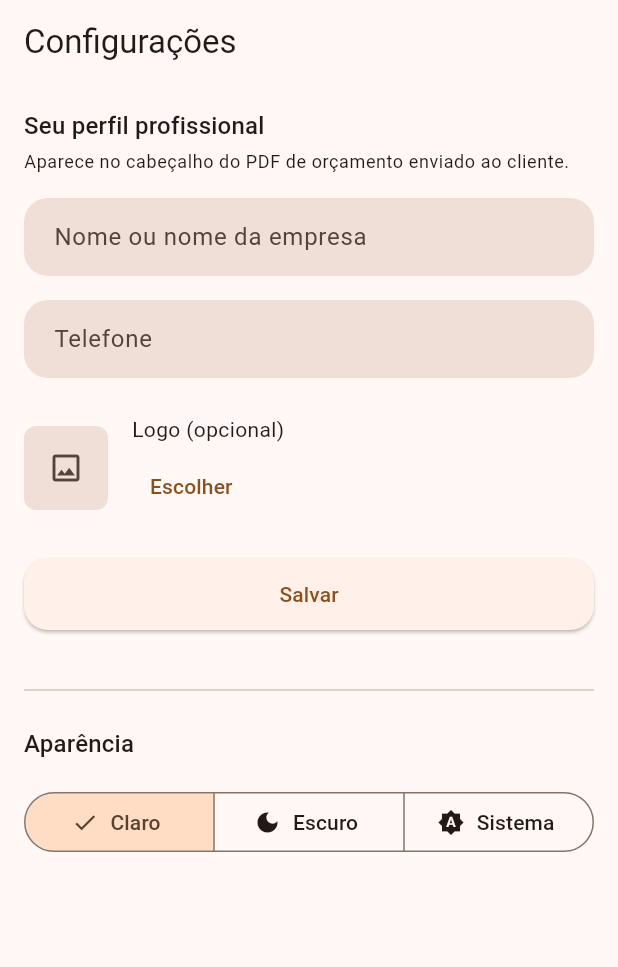
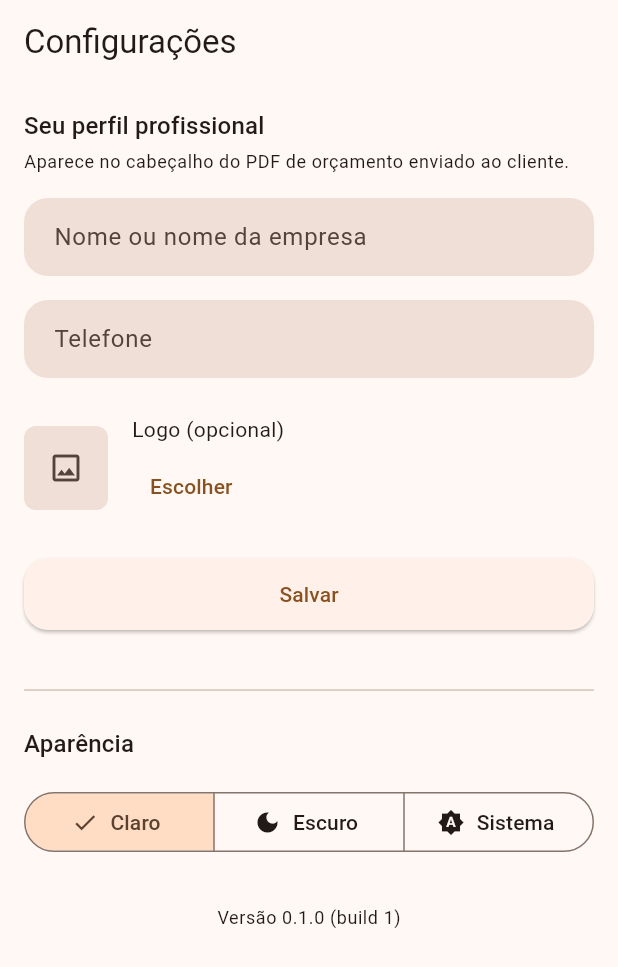
Before and after one commit to ractechdev-cell/obrion-orcamentos, a Flutter app: the SettingsScreen screen opened by its route, after a tap on "Claro", on a phone screen of 412 x 824 dp. Shown: the top 967 px of the screen. Run offline on Flutter 3.47's test engine with Material 3 defaults, Android fonts, the phone set to English and light mode, and no system bars; drawn by our look-alikes of upgrader; our stand-ins replace drift, drift_flutter, file_picker, firebase_analytics, firebase_core, firebase_crashlytics and 7 more; missing offline and left inert: shorebird_code_push; accounts and stored records are empty; generated files the repository leaves out were written again.

Commit message:
feat(settings): mostra versão do app e patch OTA atual
Linha no rodapé de Configurações: "Versão X.Y.Z (build N) · patch M".
Pensado pra confirmar visualmente se uma atualização realmente
chegou — reinstalação muda a versão, mas um patch OTA (Shorebird)
não muda a versão, só o número do patch, então sem isso não tinha
como saber se um `shorebird patch` aplicou de verdade.

package_info_plus pra versão/build; shorebird_code_push
(ShorebirdUpdater.readCurrentPatch()) pro patch. Falha silenciosa se
o updater não estiver disponível (build fora do shorebird release,
ex.: flutter run local) — mostra só a versão nesse caso.

Co-Authored-By: Claude Sonnet 5 <noreply@anthropic.com>

```diff
--- a/lib/screens/settings_screen.dart
+++ b/lib/screens/settings_screen.dart
@@ -3,8 +3,10 @@ import 'dart:io';
 import 'package:file_picker/file_picker.dart';
 import 'package:flutter/material.dart';
 import 'package:flutter_riverpod/flutter_riverpod.dart';
+import 'package:package_info_plus/package_info_plus.dart';
 import 'package:path/path.dart' as p;
 import 'package:path_provider/path_provider.dart';
+import 'package:shorebird_code_push/shorebird_code_push.dart';
 
 import '../providers/preferences_repository_provider.dart';
 import '../providers/profile_repository_provider.dart';
@@ -31,11 +33,34 @@ class _SettingsScreenState extends ConsumerState<SettingsScreen> {
   String? _logoPath;
   bool _loading = true;
   bool _saving = false;
+  String? _versionLabel;
 
   @override
   void initState() {
     super.initState();
     _loadProfile();
+    _loadVersionInfo();
+  }
+
+  /// Versão do build + número do patch OTA (Shorebird) atual, se houver —
+  /// pensado pra confirmar visualmente se um patch chegou de verdade
+  /// (a versão do app não muda com patch, só o número de patch muda).
+  Future<void> _loadVersionInfo() async {
+    final info = await PackageInfo.fromPlatform();
+    var label = 'Versão ${info.version} (build ${info.buildNumber})';
+
+    try {
+      final updater = ShorebirdUpdater();
+      if (updater.isAvailable) {
+        final patch = await updater.readCurrentPatch();
+        label += patch == null ? ' · sem patch' : ' · patch ${patch.number}';
+      }
+    } catch (_) {
+      // Sem engine do Shorebird disponível (ex.: build fora do release
+      // do Shorebird) — mostra só a versão, sem quebrar a tela.
+    }
+
+    if (mounted) setState(() => _versionLabel = label);
   }
 
   Future<void> _loadProfile() async {
@@ -160,6 +185,15 @@ class _SettingsScreenState extends ConsumerState<SettingsScreen> {
                   selected: {themeMode},
                   onSelectionChanged: (selection) => _setThemeMode(selection.first),
                 ),
+                if (_versionLabel != null) ...[
+                  const SizedBox(height: AppSpacing.xl),
+                  Center(
+                    child: Text(
+                      _versionLabel!,
+                      style: Theme.of(context).textTheme.bodySmall,
+                    ),
+                  ),
+                ],
               ],
             ),
     );
--- a/pubspec.yaml
+++ b/pubspec.yaml
@@ -51,6 +51,8 @@ dependencies:
   firebase_analytics: ^11.4.4
   file_picker: ^12.0.0
   in_app_review: ^2.0.9
+  package_info_plus: ^10.2.1
+  shorebird_code_push: ^2.0.5
   upgrader: ^13.7.0
 dev_dependencies:
   flutter_test:
```
Also changed, not shown: pubspec.lock, 1 other file.
